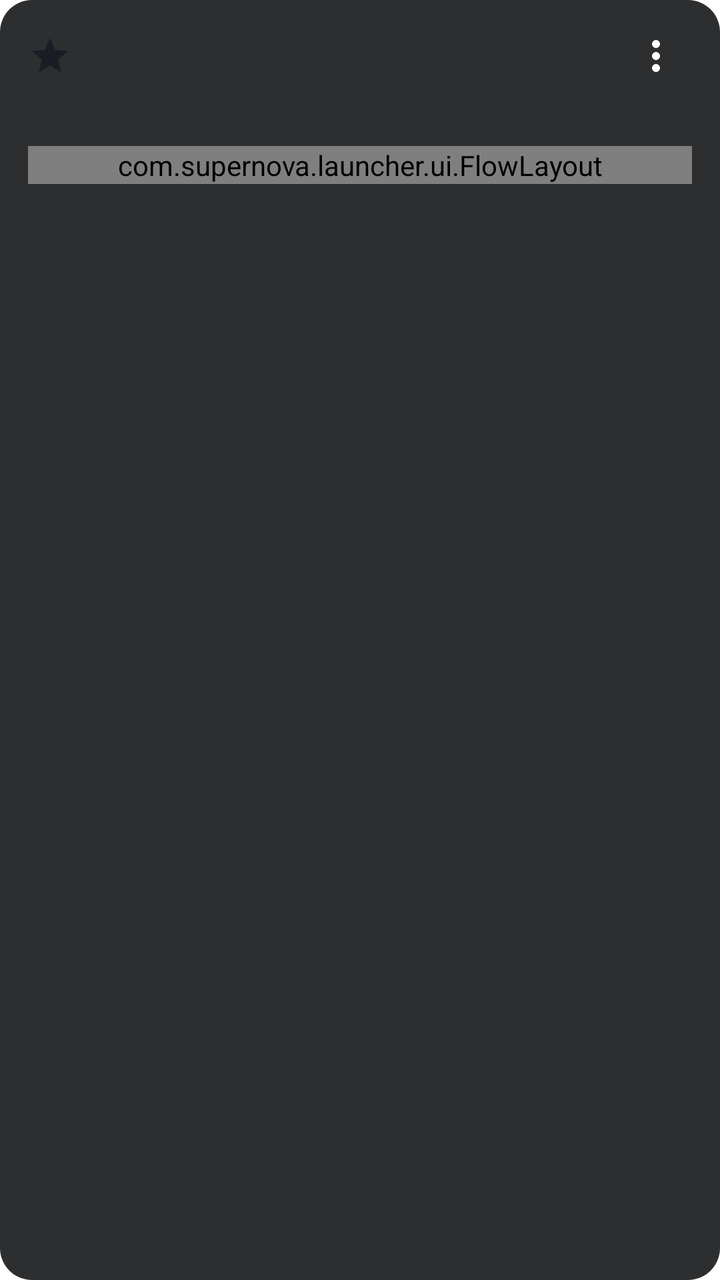
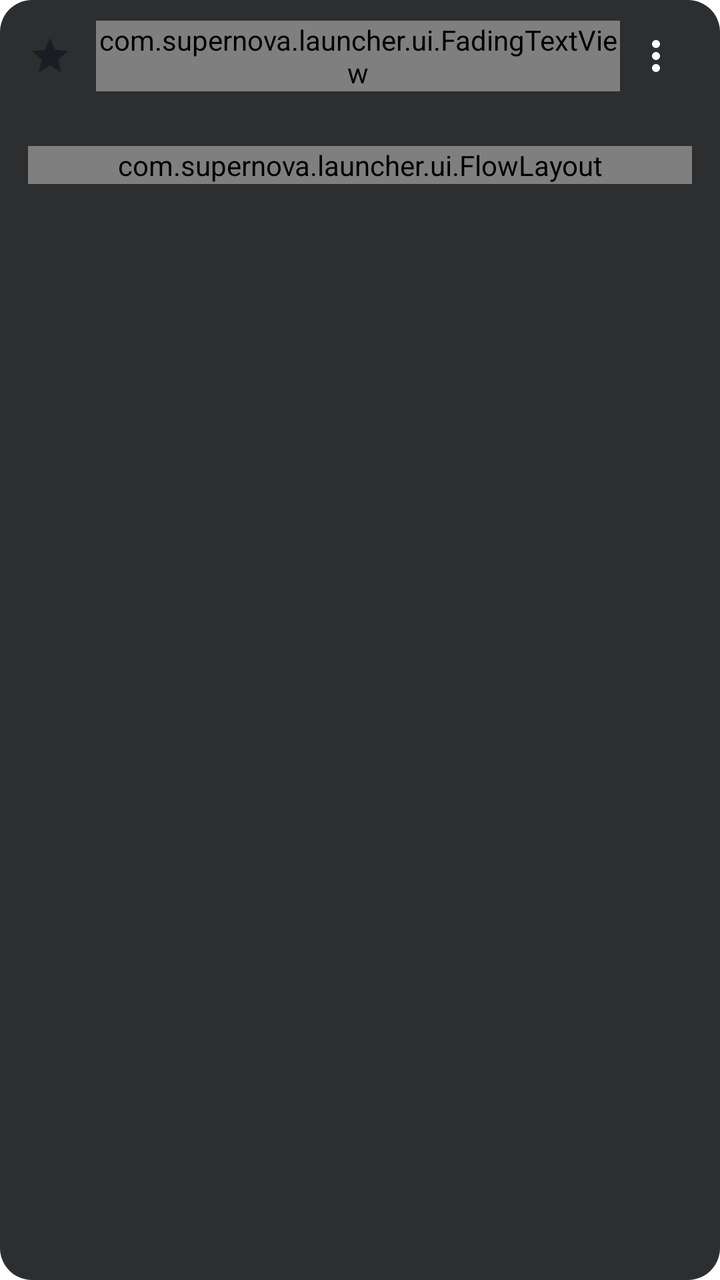

The first picture is an Android layout as it rendered before a commit; the second is the same layout after the commit. The layout source and the unified diff follow.
<!-- AndroidManifest.xml: application theme Theme.Supernova -->
<!-- res/layout/item_feed_custom.xml -->
<?xml version="1.0" encoding="utf-8"?>
<LinearLayout xmlns:android="http://schemas.android.com/apk/res/android"
    android:layout_width="match_parent"
    android:layout_height="wrap_content"
    android:layout_marginVertical="6dp"
    android:background="@drawable/bg_feed_card"
    android:orientation="vertical"
    android:paddingHorizontal="14dp"
    android:paddingTop="10dp"
    android:paddingBottom="12dp">

    <LinearLayout
        android:id="@+id/cardHeader"
        android:layout_width="match_parent"
        android:layout_height="wrap_content"
        android:gravity="center_vertical"
        android:orientation="horizontal">

        <ImageView
            android:id="@+id/cardTypeIcon"
            android:layout_width="22dp"
            android:layout_height="22dp"
            android:layout_marginEnd="12dp"
            android:importantForAccessibility="no"
            android:src="@drawable/ic_card_star" />

        <TextView
            android:id="@+id/customName"
            android:layout_width="0dp"
            android:layout_height="wrap_content"
            android:layout_weight="1"
            android:ellipsize="end"
            android:maxLines="1"
            android:textSize="15sp" />

        
        <ImageButton
            android:id="@+id/cardHistory"
            android:layout_width="36dp"
            android:layout_height="36dp"
            android:background="?attr/selectableItemBackgroundBorderless"
            android:contentDescription="@string/card_history"
            android:src="@drawable/ic_history"
            android:visibility="gone" />

        <ImageButton
            android:id="@+id/cardMenu"
            android:layout_width="36dp"
            android:layout_height="36dp"
            android:background="?attr/selectableItemBackgroundBorderless"
            android:contentDescription="@string/card_menu"
            android:src="@drawable/ic_more_vert" />
    </LinearLayout>

    
    <FrameLayout
        android:id="@+id/customFeatured"
        android:layout_width="match_parent"
        android:layout_height="wrap_content"
        android:layout_marginTop="6dp" />

    <View
        android:id="@+id/cardDivider"
        android:layout_width="match_parent"
        android:layout_height="1dp"
        android:layout_marginTop="10dp"
        android:importantForAccessibility="no" />

    
    <com.supernova.launcher.ui.FlowLayout
        android:id="@+id/customActions"
        android:layout_width="match_parent"
        android:layout_height="wrap_content"
        android:layout_marginTop="10dp" />
</LinearLayout>
<!-- resources referenced by this layout -->
<resources>
  <!-- drawable bg_feed_card (drawable) -->
  <?xml version="1.0" encoding="utf-8"?>
  <shape xmlns:android="http://schemas.android.com/apk/res/android"
      android:shape="rectangle">
      <corners android:radius="16dp" />
      <solid android:color="#F0202124" />
  </shape>
  <string name="card_history">Activation history</string>
  <string name="card_menu">Card options</string>
  <color name="accent">#2E89FF</color>
  <color name="rippleHighlight">#1A000000</color>
  <color name="accentBlueText">@color/accentBlue</color>
  <style name="Widget.Supernova.CheckBox" parent="Widget.MaterialComponents.CompoundButton.CheckBox">
          <item name="android:button">@drawable/checkbox_box</item>
          <item name="buttonCompat">@drawable/checkbox_box</item>
          <item name="buttonIcon">@null</item>
          <item name="buttonTint">@null</item>
          <item name="useMaterialThemeColors">false</item>
          <item name="android:textColor">@color/textPrimary</item>
      </style>
  <style name="Widget.Supernova.RadioButton" parent="Widget.MaterialComponents.CompoundButton.RadioButton">
          <item name="buttonTint">@color/selection_control_tint</item>
          <item name="android:textColor">@color/textPrimary</item>
      </style>
  <style name="Widget.Supernova.Switch" parent="Widget.MaterialComponents.CompoundButton.Switch">
          <item name="android:textColor">@color/textPrimary</item>
      </style>
  <color name="textPrimary">#11161D</color>
  <color name="textSecondary">#B011161D</color>
  <color name="surface">#FFFFFF</color>
  <color name="onAccent">#FFFFFFFF</color>
  <color name="accentBlue">#2E89FF</color>
  <color name="raised">#FFFFFF</color>
  <style name="ShapeAppearanceOverlay.Supernova.Dialog" parent="">
          <item name="cornerFamily">rounded</item>
          <item name="cornerSize">28dp</item>
      </style>
  <style name="TextAppearance.Supernova.DialogTitle" parent="MaterialAlertDialog.MaterialComponents.Title.Text">
          <item name="android:textColor">@color/textPrimary</item>
          <item name="android:textSize">22sp</item>
          <item name="android:fontFamily">sans-serif-medium</item>
      </style>
  <style name="TextAppearance.Supernova.DialogBody" parent="MaterialAlertDialog.MaterialComponents.Body.Text">
          <item name="android:textColor">@color/textSecondary</item>
          <item name="android:textSize">15sp</item>
          <item name="android:lineSpacingMultiplier">1.15</item>
      </style>
  <!-- drawable bg_dialog_window (drawable) -->
  <?xml version="1.0" encoding="utf-8"?>
  <inset xmlns:android="http://schemas.android.com/apk/res/android"
      android:insetLeft="24dp"
      android:insetRight="24dp"
      android:insetTop="16dp"
      android:insetBottom="16dp">
      <shape android:shape="rectangle">
          <corners android:radius="28dp" />
          <solid android:color="@color/raised" />
      </shape>
  </inset>
  <style name="Widget.Supernova.BottomSheet" parent="Widget.MaterialComponents.BottomSheet.Modal">
          <item name="backgroundTint">@color/raised</item>
          <item name="shapeAppearanceOverlay">@style/ShapeAppearanceOverlay.Supernova.BottomSheet</item>
          <item name="android:elevation">0dp</item>
          
          <item name="behavior_skipCollapsed">true</item>
          
          <item name="shouldRemoveExpandedCorners">false</item>
      </style>
  <style name="ShapeAppearanceOverlay.Supernova.BottomSheet" parent="">
          <item name="cornerFamily">rounded</item>
          <item name="cornerSizeTopLeft">28dp</item>
          <item name="cornerSizeTopRight">28dp</item>
          <item name="cornerSizeBottomLeft">0dp</item>
          <item name="cornerSizeBottomRight">0dp</item>
      </style>
  <!-- unchanged entries left out for length: 13 -->
</resources>

<!-- the commit's change to res/layout/item_feed_custom.xml (unified diff, before → after) -->
@@ -24,12 +24,11 @@
             android:importantForAccessibility="no"
             android:src="@drawable/ic_card_star" />
 
-        <TextView
+        <com.supernova.launcher.ui.FadingTextView
             android:id="@+id/customName"
             android:layout_width="0dp"
             android:layout_height="wrap_content"
             android:layout_weight="1"
-            android:ellipsize="end"
             android:maxLines="1"
             android:textSize="15sp" />
 
